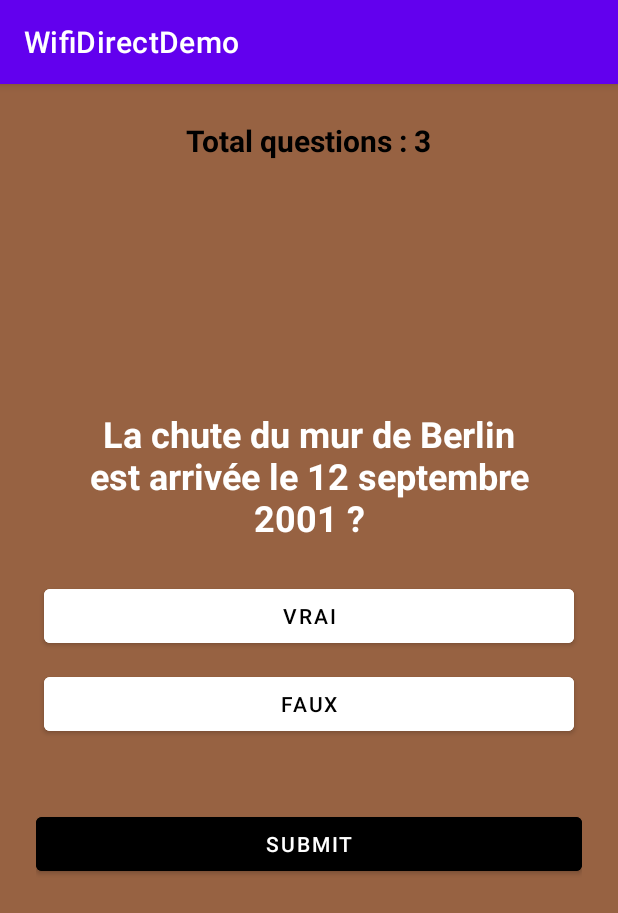
After one commit to AlbinSene/AndroidGames, an Android app: the SpeedQuestionnaire screen opened directly, with no data from a screen before it, on a phone screen of 412 x 824 dp. The commit adds this screen. Shown: the top 913 px of the screen. Run offline under Robolectric (Android 15) with nearby library versions, the phone set to English and light mode, and no system bars.

Commit message:
ajout d'un questionnaire //reste à faire : mettre un timer sur le questionnaire

```diff
--- a/app/src/main/AndroidManifest.xml
+++ b/app/src/main/AndroidManifest.xml
@@ -24,6 +24,9 @@
         android:roundIcon="@mipmap/ic_launcher_round"
         android:supportsRtl="true"
         android:theme="@style/Theme.WifiDirectDemo">
+        <activity
+            android:name=".SpeedQuestionnaire"
+            android:exported="false" />
         <activity
             android:name=".Light_sensor"
             android:exported="false" />
--- a/app/src/main/java/com/example/androidgames/CustomAdapter.java
+++ b/app/src/main/java/com/example/androidgames/CustomAdapter.java
@@ -76,6 +76,10 @@ public class CustomAdapter extends BaseAdapter implements ListAdapter {
                         Intent questionnaireIntent = new Intent(context, Questionnaire.class);
                         context.startActivity(questionnaireIntent);
                         break;
+                    case "Speed_Questionnaire":
+                        Intent speedQuestionnaireIntent = new Intent(context, SpeedQuestionnaire.class);
+                        context.startActivity(speedQuestionnaireIntent);
+                        break;
                 }
 
 
--- a/app/src/main/java/com/example/androidgames/GameMode.java
+++ b/app/src/main/java/com/example/androidgames/GameMode.java
@@ -25,7 +25,7 @@ public class GameMode extends AppCompatActivity {
         //startActivity(intent);
 
         setContentView(R.layout.game_list);
-        String[] list = {"Light_sensor","Mega_ball","Questionnaire"};
+        String[] list = {"Light_sensor","Mega_ball","Questionnaire", "Speed_Questionnaire"};
         ArrayList listGames = new ArrayList<String>(Arrays.asList(list));
 
         //instantiate custom adapter
--- a/app/src/main/java/com/example/androidgames/QuestionAnswer.java
+++ b/app/src/main/java/com/example/androidgames/QuestionAnswer.java
@@ -1,5 +1,6 @@
 package com.example.androidgames;
 
+//classe contenant les questions ainsi que les réponses possibles et correctes
 public class QuestionAnswer {
     public static String question[] ={
             "Combien de Puy du Fou seront présents dans le monde en 2030 ?",
--- /dev/null
+++ b/app/src/main/java/com/example/androidgames/SpeedQA.java
@@ -0,0 +1,21 @@
+package com.example.androidgames;
+
+public class SpeedQA {
+    public static String question[] ={
+            "La chute du mur de Berlin est arrivée le 12 septembre 2001 ?",
+            "La tour de Pise n'a jamais été droite ? ",
+            "Seules 8 personnes ont perdu la vie dans l'incendie de Londres en 1666?",
+    };
+
+    public static String choices[][] = {
+            {"Vrai", "Faux"},
+            {"Faux", "Vrai"},
+            {"Faux", "Vrai"}
+    };
+
+    public static String correctAnswers[] = {
+            "Faux",
+            "Vrai",
+            "Vrai"
+    };
+}
--- /dev/null
+++ b/app/src/main/java/com/example/androidgames/SpeedQuestionnaire.java
@@ -0,0 +1,105 @@
+package com.example.androidgames;
+
+import androidx.appcompat.app.AppCompatActivity;
+
+import android.app.AlertDialog;
+import android.graphics.Color;
+import android.os.Bundle;
+import android.view.View;
+import android.widget.Button;
+import android.widget.TextView;
+
+public class SpeedQuestionnaire extends AppCompatActivity implements View.OnClickListener {
+    TextView totalQuestionsTextView;
+    TextView questionTextView;
+    Button ansT, ansF;
+    Button submitBtn;
+
+    int score = 0;
+    int totalQuestion = SpeedQA.question.length;
+    int currentQuestionIndex = 0;
+    String selectedAnswer = "";
+
+    @Override
+    protected void onCreate(Bundle savedInstanceState) {
+        super.onCreate(savedInstanceState);
+        setContentView(R.layout.activity_speed_questionnaire);
+
+        totalQuestionsTextView = findViewById(R.id.total_question);
+        questionTextView = findViewById(R.id.question);
+        ansT = findViewById(R.id.ans_A);
+        ansF = findViewById(R.id.ans_B);
+        submitBtn = findViewById(R.id.submit_btn);
+
+        ansT.setOnClickListener(this);
+        ansF.setOnClickListener(this);
+        submitBtn.setOnClickListener(this);
+
+        totalQuestionsTextView.setText("Total questions : " + totalQuestion);
+
+        loadNewQuestion();
+
+
+    }
+
+    @Override
+    public void onClick(View view) {
+
+        ansT.setBackgroundColor(Color.WHITE);
+        ansF.setBackgroundColor(Color.WHITE);
+
+        Button clickedButton = (Button) view;
+        if (clickedButton.getId() == R.id.submit_btn) {
+            if (selectedAnswer.equals(SpeedQA.correctAnswers[currentQuestionIndex])) {
+                score++;
+            }
+            currentQuestionIndex++;
+            loadNewQuestion();
+
+
+        } else {
+            //choices button clicked
+            selectedAnswer = clickedButton.getText().toString();
+            clickedButton.setBackgroundColor(Color.MAGENTA);
+
+        }
+
+    }
+
+    void loadNewQuestion() {
+
+        if (currentQuestionIndex == totalQuestion) {
+            finishQuiz();
+            return;
+        }
+
+        questionTextView.setText(SpeedQA.question[currentQuestionIndex]);
+        ansT.setText(SpeedQA.choices[currentQuestionIndex][0]);
+        ansF.setText(SpeedQA.choices[currentQuestionIndex][1]);
+
+    }
+
+    void finishQuiz() {
+        String passStatus = "";
+        if (score > totalQuestion * 0.60) {
+            passStatus = "Passed";
+        } else {
+            passStatus = "Failed";
+        }
+
+        new AlertDialog.Builder(this)
+                .setTitle(passStatus)
+                .setMessage("Score is " + score + " out of " + totalQuestion)
+                .setPositiveButton("Restart", (dialogInterface, i) -> restartQuiz())
+                .setCancelable(false)
+                .show();
+
+
+    }
+
+    void restartQuiz() {
+        score = 0;
+        currentQuestionIndex = 0;
+        loadNewQuestion();
+    }
+}
--- /dev/null
+++ b/app/src/main/res/layout/activity_speed_questionnaire.xml
@@ -0,0 +1,75 @@
+<?xml version="1.0" encoding="utf-8"?>
+<RelativeLayout xmlns:android="http://schemas.android.com/apk/res/android"
+    xmlns:app="http://schemas.android.com/apk/res-auto"
+    xmlns:tools="http://schemas.android.com/tools"
+    android:layout_width="match_parent"
+    android:layout_height="match_parent"
+    android:background="#976242"
+    android:padding="24dp"
+    tools:context=".SpeedQuestionnaire">
+
+    <TextView
+        android:layout_width="wrap_content"
+        android:layout_height="wrap_content"
+        android:id="@+id/total_question"
+        android:textStyle="bold"
+        android:text="Total Questions "
+        android:textColor="@color/black"
+        android:layout_centerHorizontal="true"
+        android:textSize="20dp"/>
+
+
+    <TextView
+        android:layout_width="match_parent"
+        android:layout_height="wrap_content"
+        android:id="@+id/question"
+        android:textStyle="bold"
+        android:text="This will be the question"
+        android:textColor="@color/white"
+        android:textSize="24dp"
+        android:textAlignment="center"
+        android:layout_margin="20dp"
+        android:layout_above="@id/choices_layout"/>
+
+
+    <LinearLayout
+        android:layout_width="match_parent"
+        android:layout_height="wrap_content"
+        android:id="@+id/choices_layout"
+        android:layout_centerInParent="true"
+        android:orientation="vertical">
+
+        <Button
+            android:layout_width="match_parent"
+            android:layout_height="wrap_content"
+            android:id="@+id/ans_A"
+            android:layout_margin="5dp"
+            android:backgroundTint="@color/white"
+            android:text="True"
+            android:textColor="@color/black"/>
+
+        <Button
+            android:layout_width="match_parent"
+            android:layout_height="wrap_content"
+            android:id="@+id/ans_B"
+            android:layout_margin="5dp"
+            android:backgroundTint="@color/white"
+            android:text="False"
+            android:textColor="@color/black"/>
+
+
+
+    </LinearLayout>
+
+    <Button
+        android:layout_width="match_parent"
+        android:layout_height="wrap_content"
+        android:id="@+id/submit_btn"
+        android:text="Submit"
+        android:layout_below="@id/choices_layout"
+        android:layout_marginTop="40dp"
+        android:backgroundTint="@color/black"/>
+
+
+
+</RelativeLayout>
```
Also changed, not shown: app/src/main/java/com/example/androidgames/GameViewBall.java (+13 -6 lines), app/src/main/java/com/example/androidgames/Light_sensor.java (+5 -3 lines).
